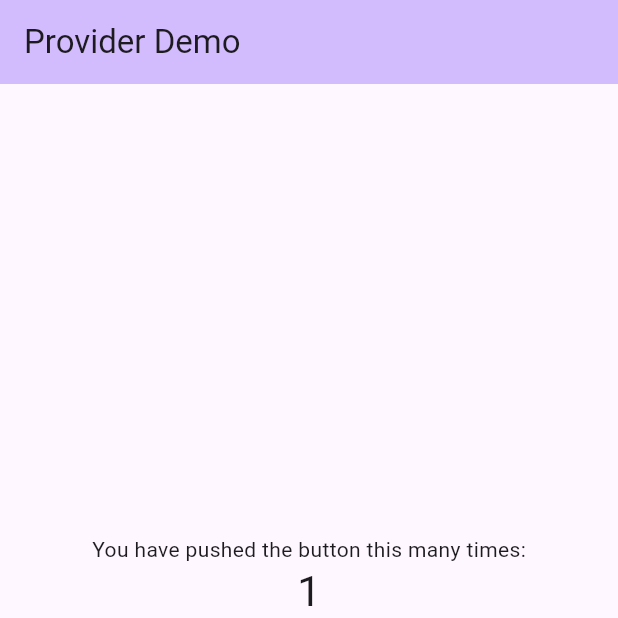
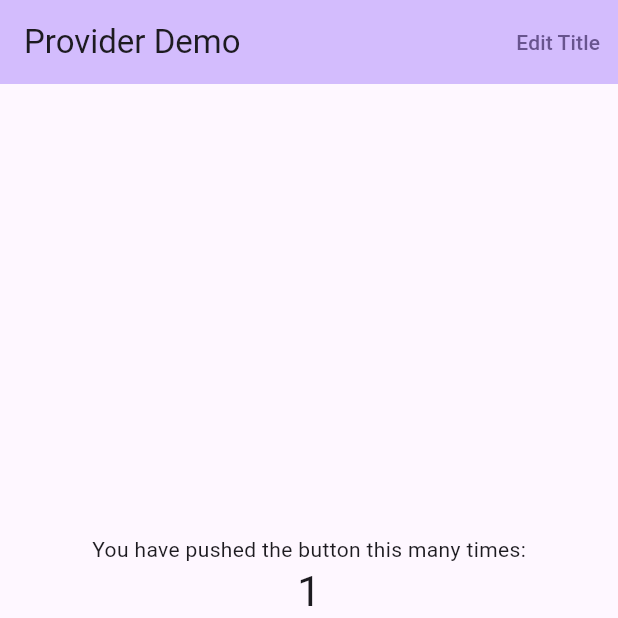
Before and after one commit to fzl-22/provider_demo, a Flutter app: the screen it shows after launch, after a tap on the "add" icon, on a phone screen of 412 x 824 dp, the top half of it. Run offline on Flutter 3.47's test engine with Material 3 defaults, Android fonts, the phone set to English and light mode, and no system bars.

Commit message:
using different provider in different routes

```diff
--- a/lib/main.dart
+++ b/lib/main.dart
@@ -1,6 +1,8 @@
 import 'package:flutter/material.dart';
 import 'package:provider/provider.dart';
 import 'package:provider_demo/providers/counter_provider.dart';
+import 'package:provider_demo/providers/title_provider.dart';
+import 'package:provider_demo/screens/edit_title_screen.dart';
 import 'package:provider_demo/screens/home_screen.dart';
 
 void main() {
@@ -12,7 +14,11 @@ class MyApp extends StatelessWidget {
 
   @override
   Widget build(BuildContext context) {
-    return MaterialApp(
+    // because [HomeScreen] and [EditTitleScreen] need the same instance of [TitleProvider],
+    // we must lift the provider creation into the top of both routes.
+    return ChangeNotifierProvider(
+      create: (context) => TitleProvider(title: 'Provider Demo'),
+      child: MaterialApp(
         title: 'Provider Demo',
         theme: ThemeData(
           colorScheme: ColorScheme.fromSeed(seedColor: Colors.deepPurple),
@@ -20,11 +26,29 @@ class MyApp extends StatelessWidget {
         ),
         initialRoute: HomeScreen.path,
         routes: {
-        HomeScreen.path: (context) => ChangeNotifierProvider(
+          HomeScreen.path: (context) {
+            return MultiProvider(
+              providers: [
+                ChangeNotifierProvider(
                   create: (context) => CounterProvider(),
-              child: const HomeScreen(title: 'Provider Demo'),
                 ),
+                // using the existing [TitleProvider] instead of creating one
+                ChangeNotifierProvider.value(
+                  value: context.read<TitleProvider>(),
+                ),
+              ],
+              child: const HomeScreen(),
+            );
           },
+          EditTitleScreen.path: (context) {
+            // using the existing [TitleProvider] instead of creating one
+            return ChangeNotifierProvider.value(
+              value: context.read<TitleProvider>(),
+              child: const EditTitleScreen(),
+            );
+          },
+        },
+      ),
     );
   }
 }
--- /dev/null
+++ b/lib/providers/title_provider.dart
@@ -0,0 +1,16 @@
+import 'package:flutter/material.dart';
+
+class TitleProvider extends ChangeNotifier {
+  TitleProvider({required String title}) : _title = title;
+
+  late String _title;
+
+  String get title => _title;
+
+  set title(String newTitle) {
+    if (_title == newTitle) return;
+
+    _title = newTitle;
+    notifyListeners();
+  }
+}
--- a/lib/screens/home_screen.dart
+++ b/lib/screens/home_screen.dart
@@ -1,11 +1,11 @@
 import 'package:flutter/material.dart';
 import 'package:provider/provider.dart';
 import 'package:provider_demo/providers/counter_provider.dart';
+import 'package:provider_demo/providers/title_provider.dart';
+import 'package:provider_demo/screens/edit_title_screen.dart';
 
 class HomeScreen extends StatelessWidget {
-  const HomeScreen({super.key, required this.title});
-
-  final String title;
+  const HomeScreen({super.key});
 
   static const path = '/home';
 
@@ -16,7 +16,20 @@ class HomeScreen extends StatelessWidget {
     return Scaffold(
       appBar: AppBar(
         backgroundColor: Theme.of(context).colorScheme.inversePrimary,
-        title: Text(title),
+        title: Selector<TitleProvider, String>(
+          builder: (context, title, child) {
+            return Text(title);
+          },
+          selector: (context, provider) => provider.title,
+        ),
+        actions: [
+          TextButton(
+            onPressed: () {
+              Navigator.pushNamed(context, EditTitleScreen.path);
+            },
+            child: const Text('Edit Title'),
+          ),
+        ],
       ),
       body: Center(
         child: Column(
@@ -82,12 +95,14 @@ class HomeScreen extends StatelessWidget {
         mainAxisSize: MainAxisSize.min,
         children: [
           FloatingActionButton(
+            heroTag: 'increment',
             onPressed: () => context.read<CounterProvider>().incrementCounter(),
             tooltip: 'Increment',
             child: const Icon(Icons.add),
           ),
           const SizedBox(height: 8),
           FloatingActionButton(
+            heroTag: 'decrement',
             onPressed: () => context.read<CounterProvider>().decrementCounter(),
             tooltip: 'Increment',
             child: const Icon(Icons.remove),
```
Also changed, not shown: lib/screens/edit_title_screen.dart (added, +44 -0 lines). Lines whose indentation alone changed are shown as unchanged.
